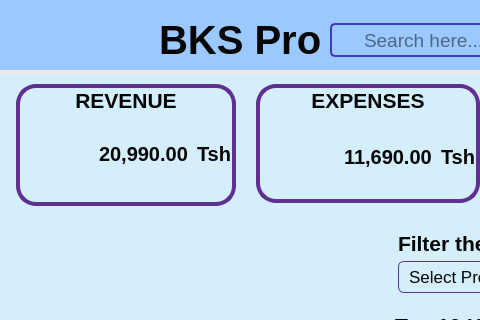
Old version of the form mainwindow.ui in the repository Nicholauswarobi/Business-Keeper-Software; both pictures show x 295 to 775 and y 0 to 320 of the 1022 by 703 pixel window.
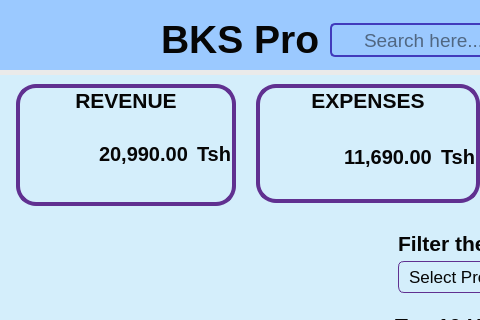
New version of the form. Icons and pictures are not drawn.

```diff
--- a/mainwindow.ui
+++ b/mainwindow.ui
@@ -766,7 +766,7 @@
               <widget class="QLabel" name="label_39">
                <property name="font">
                 <font>
-                 <pointsize>30</pointsize>
+                 <pointsize>29</pointsize>
                  <bold>true</bold>
                 </font>
                </property>
```
